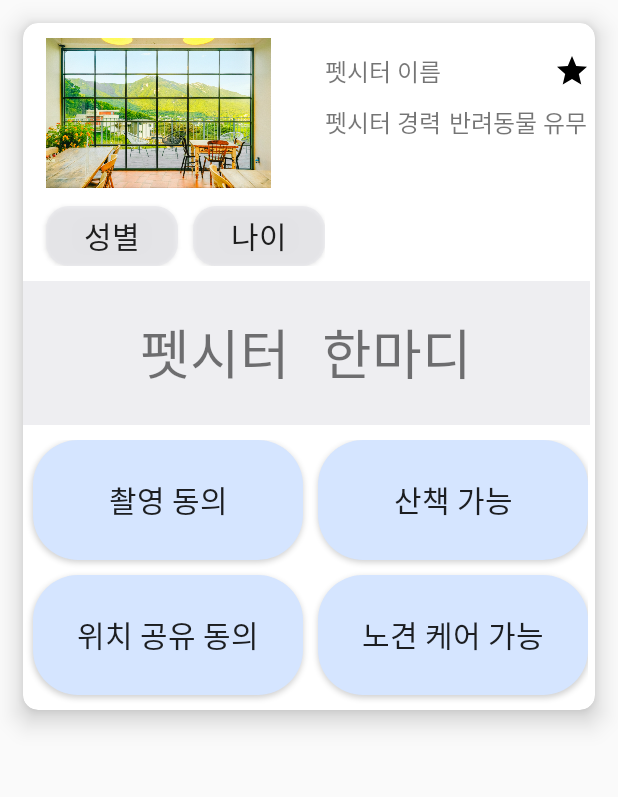
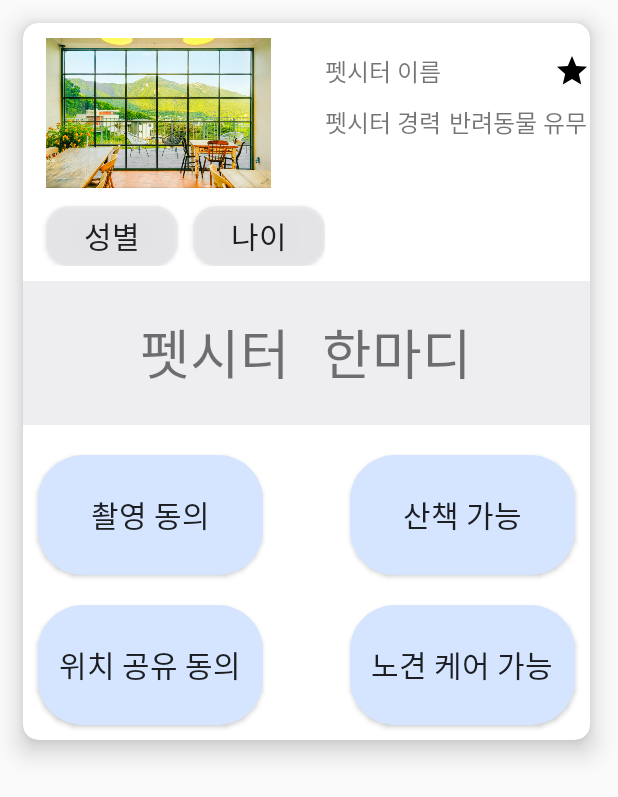
Before and after one commit to ehtjsv2/FitaPetService_Client_Personal_Version, an Android app: the layout dog_service_list.xml on its own in the app's theme, with its tools: preview values and no code run, on a phone screen of 412 x 824 dp. Shown: the top 797 px of the screen. Run offline under Robolectric (Android 15) with nearby library versions, the phone set to English and light mode, and no system bars.

Commit message:
complete PetsitterListAdapter

```diff
--- a/app/src/main/java/com/example/fitapet/PetsitterList/DogPetsitterListActivity.kt
+++ /dev/null
@@ -1,4 +0,0 @@
-package com.example.fitapet.PetsitterList
-
-class DogPetsitterListActivity {
-}
--- a/app/src/main/java/com/example/fitapet/ui/reservation/petList/PetListAdapter.kt
+++ b/app/src/main/java/com/example/fitapet/ui/reservation/petList/PetListAdapter.kt
@@ -7,6 +7,7 @@ import com.example.fitapet.databinding.PetItemMainBinding
 
 class PetListAdapter(val pets: MutableList<Pets>): RecyclerView.Adapter<RecyclerView.ViewHolder>() {
     class MyViewHolder(val binding: PetItemMainBinding): RecyclerView.ViewHolder(binding.root)
+
     override fun onCreateViewHolder(parent: ViewGroup, viewType: Int): RecyclerView.ViewHolder {
         return MyViewHolder(PetItemMainBinding.inflate(LayoutInflater.from(parent.context),
         parent,false))
--- a/app/src/main/java/com/example/fitapet/ui/reservation/petList/PetListRecyclerFragment.kt
+++ b/app/src/main/java/com/example/fitapet/ui/reservation/petList/PetListRecyclerFragment.kt
@@ -15,11 +15,7 @@ import com.example.fitapet.databinding.FragmentPetListRecyclerBinding
 import com.example.fitapet.databinding.FragmentReservation01Binding
 import com.example.fitapet.ui.reservation.Reservation01Fragment
 
-/**
- * A simple [Fragment] subclass.
- * Use the [PetListRecyclerFragment.newInstance] factory method to
- * create an instance of this fragment.
- */
+
 class PetListRecyclerFragment : Fragment() {
     private var _binding: FragmentPetListRecyclerBinding? = null
     private val binding get() = _binding!!
--- a/app/src/main/res/layout/dog_service_list.xml
+++ b/app/src/main/res/layout/dog_service_list.xml
@@ -3,13 +3,15 @@
 <androidx.cardview.widget.CardView
     xmlns:android="http://schemas.android.com/apk/res/android"
     xmlns:app="http://schemas.android.com/apk/res-auto"
-    android:layout_width="match_parent"
+    xmlns:tools="http://schemas.android.com/tools"
+    android:layout_width="wrap_content"
     android:layout_height="wrap_content"
     android:layout_margin="15dp"
     android:padding="10dp"
     app:cardElevation="10dp"
     app:cardCornerRadius="10dp"
-    android:id="@+id/petsitterCard">
+    android:id="@+id/petsitter_card"
+    android:clickable="true">
 
     <LinearLayout
         android:layout_width="wrap_content"
@@ -118,54 +120,64 @@
             android:layout_marginTop="10dp"
             android:layout_marginBottom="10dp"/>
 
-        <GridLayout
-            android:layout_width="wrap_content"
+        <androidx.constraintlayout.widget.ConstraintLayout
+            android:layout_width="match_parent"
             android:layout_height="wrap_content"
-            android:columnCount="2"
-            android:layout_gravity="center"
-            android:gravity="center" >
+            >
 
             <Button
                 android:id="@+id/camera"
-                android:layout_width="180dp"
+                android:layout_width="150dp"
                 android:layout_height="80dp"
+                android:layout_marginStart="10dp"
+                android:layout_marginTop="10dp"
                 android:background="@drawable/solid_button"
                 android:text="촬영 동의"
                 android:textSize="20dp"
-                android:layout_marginStart="5dp"
-                android:layout_marginBottom="10dp" />
+                app:layout_constraintStart_toStartOf="parent"
+                app:layout_constraintTop_toTopOf="parent" />
 
             <Button
                 android:id="@+id/takeawalk"
-                android:layout_width="180dp"
+                android:layout_width="150dp"
                 android:layout_height="80dp"
+                android:layout_marginTop="10dp"
+                android:layout_marginEnd="10dp"
                 android:background="@drawable/solid_button"
                 android:text="산책 가능"
                 android:textSize="20dp"
-                android:layout_marginBottom="5dp"
-                android:layout_marginStart="10dp"/>
+                app:layout_constraintEnd_toEndOf="parent"
+                app:layout_constraintTop_toTopOf="parent" />
 
             <Button
                 android:id="@+id/location"
-                android:layout_width="180dp"
+                android:layout_width="150dp"
                 android:layout_height="80dp"
+                android:layout_marginStart="10dp"
+                android:layout_marginTop="20dp"
+                android:layout_marginBottom="10dp"
                 android:background="@drawable/solid_button"
                 android:text="위치 공유 동의"
                 android:textSize="20dp"
-                android:layout_marginStart="5dp"
-                android:layout_marginBottom="10dp" />
+                app:layout_constraintBottom_toBottomOf="parent"
+                app:layout_constraintStart_toStartOf="parent"
+                app:layout_constraintTop_toBottomOf="@+id/camera" />
 
             <Button
                 android:id="@+id/olddog"
-                android:layout_width="180dp"
+                android:layout_width="150dp"
                 android:layout_height="80dp"
+                android:layout_marginTop="20dp"
+                android:layout_marginEnd="10dp"
+                android:layout_marginBottom="10dp"
                 android:background="@drawable/solid_button"
                 android:text="노견 케어 가능"
                 android:textSize="20dp"
-                android:layout_marginBottom="5dp"
-                android:layout_marginStart="10dp"/>
+                app:layout_constraintBottom_toBottomOf="parent"
+                app:layout_constraintEnd_toEndOf="parent"
+                app:layout_constraintTop_toBottomOf="@+id/takeawalk" />
+        </androidx.constraintlayout.widget.ConstraintLayout>
 
-        </GridLayout>
 
     </LinearLayout>
 
--- a/app/src/main/res/values/dimens.xml
+++ b/app/src/main/res/values/dimens.xml
@@ -9,4 +9,6 @@
     <dimen name="text_size_reg02">16sp</dimen>
     <dimen name="btn_width_size_reg02">200dp</dimen>
     <dimen name="part_width_size_reg02">100dp</dimen>
+    <dimen name="petsiiter_btn_padding_ver">25dp</dimen>
+    <dimen name="petsiiter_btn_padding_hor">40dp</dimen>
 </resources>
```
Also changed, not shown: app/src/main/java/com/example/fitapet/PetsitterList/DogServiceFragment.kt (+27 -10 lines), app/src/main/java/com/example/fitapet/PetsitterList/PetsitterListAdapter.kt (+85 -27 lines), app/src/main/java/com/example/fitapet/navfragment/HomeFragment.kt (+18 -4 lines), app/src/main/res/layout/fragment_dog_service.xml (+4 -3 lines), app/src/main/res/layout/fragment_home.xml (+5 -3 lines).
